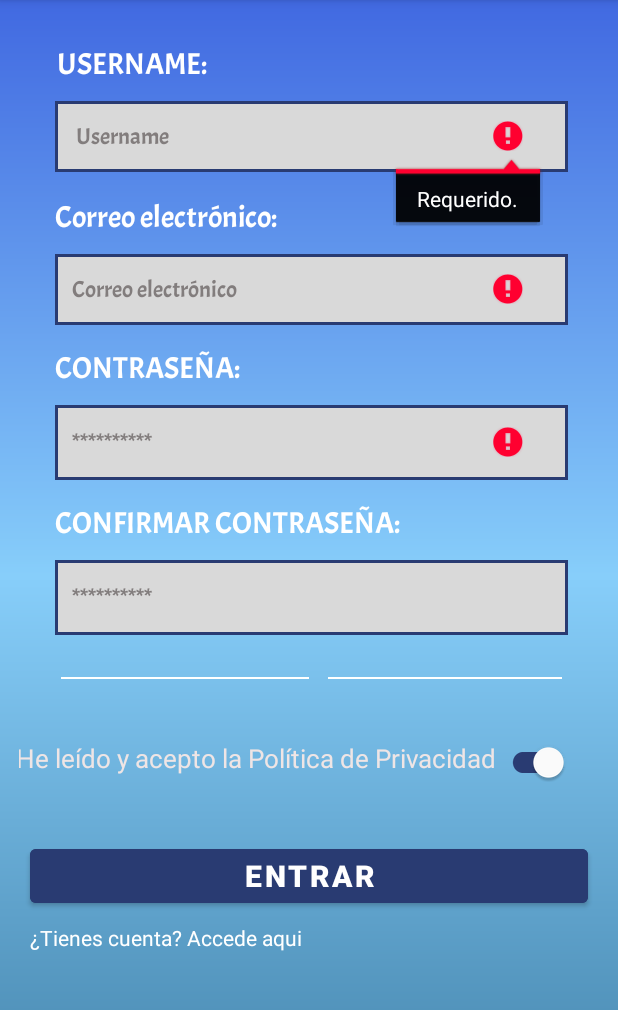
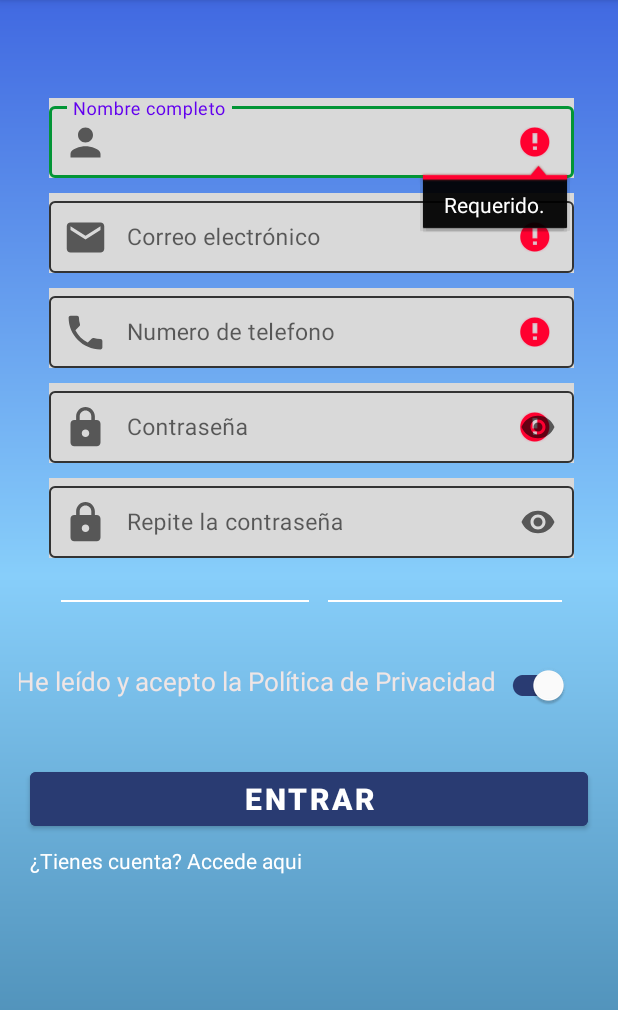
Before and after one commit to IvanBermejoHidalgo/ShopList, an Android app: the fragment RegisterFragment shown on its own in the app's theme, after a tap on "ENTRAR", on a phone screen of 412 x 824 dp, the part 84-1094 px from its top. Run offline under Robolectric (Android 15) with nearby library versions, the phone set to English and light mode, and no system bars; our stand-ins replace Firebase (no records; nobody signed in at launch, a user with empty details on screens opened directly); 1 statement that could not run was skipped.

```diff
--- a/app/src/main/java/com/example/socialpuig/Activity/Activity_Tramitando_Pedido.java
+++ b/app/src/main/java/com/example/socialpuig/Activity/Activity_Tramitando_Pedido.java
@@ -59,7 +59,7 @@ public class Activity_Tramitando_Pedido extends AppCompatActivity {
                         camisetasTiendaList.clear();
                         precioTotal = 0.0;
                         for (DataSnapshot dataSnapshot : snapshot.getChildren()){
-                            String idCamiseta = "" + dataSnapshot.child("idCamiseta").getValue();
+                            String idCamiseta = "" + dataSnapshot.child("idCompra").getValue();
                             ItemsDomain modelCamisetasTienda = new ItemsDomain();
                             modelCamisetasTienda.setId(idCamiseta);
                             double precio = Double.parseDouble("" + dataSnapshot.child("precioTotal").getValue());
--- a/app/src/main/java/com/example/socialpuig/Activity/TiendaActivity.java
+++ b/app/src/main/java/com/example/socialpuig/Activity/TiendaActivity.java
@@ -53,7 +53,6 @@ public class TiendaActivity extends BaseActivity {
     private void bottomNavigation() {
 
         binding.cartBtn.setOnClickListener(v -> startActivity(new Intent(TiendaActivity.this, CartActivity.class)));
-        binding.red.setOnClickListener(v -> startActivity(new Intent(TiendaActivity.this, HomeFragment.class)));
 
 
     }
--- a/app/src/main/java/com/example/socialpuig/MainActivity.java
+++ b/app/src/main/java/com/example/socialpuig/MainActivity.java
@@ -14,6 +14,7 @@ import android.widget.TextView;
 
 import com.bumptech.glide.Glide;
 import com.example.socialpuig.Activity.CartActivity;
+import com.example.socialpuig.Activity.RegistrarseActivity;
 import com.example.socialpuig.Activity.TiendaActivity;
 import com.google.android.material.snackbar.Snackbar;
 import com.google.android.material.navigation.NavigationView;
@@ -85,6 +86,8 @@ public class MainActivity extends AppCompatActivity {
 
                 // Navegar a otra pantalla cuando se haga clic en el botón
                 navController.navigate(R.id.action_logSignFragment_to_registerFragment);
+                //Intent intent = new Intent(MainActivity.this, RegistrarseActivity.class);
+                //startActivity(intent);
             }
         });
 
@@ -109,7 +112,7 @@ public class MainActivity extends AppCompatActivity {
         navigationView = binding.navView; // Inicializar la referencia al NavigationView
         // Passing each menu ID as a set of Ids because each
         // menu should be considered as top level destinations.
-        mAppBarConfiguration = new AppBarConfiguration.Builder(R.id.homeFragment, R.id.pilotosmotogpFragment,
+        mAppBarConfiguration = new AppBarConfiguration.Builder(R.id.homeFragment, R.id.maint,R.id.pilotosmotogpFragment,
                 R.id.equiposmotogpFragment, R.id.configuracionFragment)
                 .setOpenableLayout(drawer)
                 .build();
--- a/app/src/main/java/com/example/socialpuig/RegisterFragment.java
+++ b/app/src/main/java/com/example/socialpuig/RegisterFragment.java
@@ -1,5 +1,6 @@
 package com.example.socialpuig;
 
+import android.content.Intent;
 import android.net.Uri;
 import android.os.Bundle;
 
@@ -18,21 +19,31 @@ import android.widget.EditText;
 import android.widget.TextView;
 import android.widget.Toast;
 
+import com.example.socialpuig.databinding.FragmentRegisterBinding;
 import com.google.android.gms.tasks.OnCompleteListener;
+import com.google.android.gms.tasks.OnFailureListener;
+import com.google.android.gms.tasks.OnSuccessListener;
 import com.google.android.gms.tasks.Task;
 import com.google.android.material.snackbar.Snackbar;
+import com.google.android.material.textfield.TextInputEditText;
+import com.google.android.material.textfield.TextInputLayout;
 import com.google.firebase.auth.AuthResult;
 import com.google.firebase.auth.FirebaseAuth;
 import com.google.firebase.auth.FirebaseAuthUserCollisionException;
 import com.google.firebase.auth.FirebaseUser;
 import com.google.firebase.auth.UserProfileChangeRequest;
+import com.google.firebase.database.DatabaseReference;
+import com.google.firebase.database.FirebaseDatabase;
+
+import java.util.HashMap;
+import java.util.Map;
 
 
 public class RegisterFragment extends Fragment {
-
+    private FragmentRegisterBinding binding;
     NavController navController;
-    private EditText usernametxt,emailEditTextreg, passwordEditText, passwordEditText2;
-    private Button emailSignInButton2;
+    private Button boton_volver;
+    private TextInputEditText nombre, correo_electronico, numero_telefono, contraseña, repetir_contraseña;
     TextView displayNameTextView;
     private FirebaseAuth mAuth;
 
@@ -80,21 +91,23 @@ public class RegisterFragment extends Fragment {
         navController = Navigation.findNavController(view);
 
         mAuth = FirebaseAuth.getInstance();
-        usernametxt = view.findViewById(R.id.usernametxt);
-        emailEditTextreg = view.findViewById(R.id.emailEditTextreg);
-        passwordEditText = view.findViewById(R.id.passwordEditText);
-        passwordEditText2 = view.findViewById(R.id.passwordEditText2);
+        nombre = view.findViewById(R.id.nombre);
+        correo_electronico = view.findViewById(R.id.correo_electronico);
+        numero_telefono = view.findViewById(R.id.numero_telefono);
+        contraseña = view.findViewById(R.id.contraseña);
+        repetir_contraseña = view.findViewById(R.id.repetir_contraseña);
         displayNameTextView = view.findViewById(R.id.displayNameTextView);
 
-        emailSignInButton2 = view.findViewById(R.id.emailSignInButton2);
+        boton_volver = view.findViewById(R.id.boton_volver);
 
         FirebaseUser user = FirebaseAuth.getInstance().getCurrentUser();
 
 
-        emailSignInButton2.setOnClickListener(new View.OnClickListener() {
+        boton_volver.setOnClickListener(new View.OnClickListener() {
             @Override
             public void onClick(View view) {
-                crearCuenta(user);
+                //crearCuenta(user);
+                createAccount();
             }
         });
 
@@ -103,16 +116,16 @@ public class RegisterFragment extends Fragment {
         if (!validarFormulario()) {
             return;
         }
-        emailSignInButton2.setEnabled(false);
+        boton_volver.setEnabled(false);
 
-        mAuth.createUserWithEmailAndPassword(emailEditTextreg.getText().toString(), passwordEditText.getText().toString())
+        mAuth.createUserWithEmailAndPassword(correo_electronico.getText().toString(), contraseña.getText().toString())
                 .addOnCompleteListener(requireActivity(), new OnCompleteListener<AuthResult>() {
                     @Override
                     public void onComplete(@NonNull Task<AuthResult> task) {
                         if (task.isSuccessful()) {
                             FirebaseUser currentUser = mAuth.getCurrentUser();
                             // Guardar el nombre de usuario en la base de datos
-                            guardarNombreUsuario(currentUser, usernametxt.getText().toString());
+                            guardarNombreUsuario(currentUser, nombre.getText().toString());
                             establecerFotoPerfilPredeterminada(currentUser);
                             // Actualizar la interfaz de usuario
                             actualizarUI(currentUser);
@@ -123,7 +136,7 @@ public class RegisterFragment extends Fragment {
                             } else {
                                 Snackbar.make(requireView(), "Error: " + task.getException(), Snackbar.LENGTH_LONG).show();
                             }
-                            emailSignInButton2.setEnabled(true);
+                            boton_volver.setEnabled(true);
                         }
                     }
                 });
@@ -131,7 +144,7 @@ public class RegisterFragment extends Fragment {
 
 
     private void guardarNombreUsuario(FirebaseUser user, String username) {
-        String newName = String.valueOf(usernametxt.getText());
+        String newName = String.valueOf(nombre.getText());
         UserProfileChangeRequest profileUpdates = new UserProfileChangeRequest.Builder()
                 .setDisplayName(username)
                 .build();
@@ -190,41 +203,116 @@ public class RegisterFragment extends Fragment {
 
     private boolean validarFormulario() {
         boolean valid = true;
-        if (TextUtils.isEmpty(usernametxt.getText().toString())) {
-            usernametxt.setError("Requerido.");
+        if (TextUtils.isEmpty(nombre.getText().toString())) {
+            nombre.setError("Requerido.");
             valid = false;
         } else {
-            usernametxt.setError(null);
+            nombre.setError(null);
         }
 
-        if (TextUtils.isEmpty(emailEditTextreg.getText().toString())) {
-            emailEditTextreg.setError("Requerido.");
+        if (TextUtils.isEmpty(correo_electronico.getText().toString())) {
+            correo_electronico.setError("Requerido.");
             valid = false;
         } else {
-            emailEditTextreg.setError(null);
+            correo_electronico.setError(null);
         }
 
-        if (TextUtils.isEmpty(passwordEditText.getText().toString())) {
-            passwordEditText.setError("Requerido.");
+        if (TextUtils.isEmpty(numero_telefono.getText().toString())) {
+            numero_telefono.setError("Requerido.");
             valid = false;
         } else {
-            passwordEditText.setError(null);
+            numero_telefono.setError(null);
         }
 
-        if (TextUtils.isEmpty(passwordEditText2.getText().toString())) {
-            passwordEditText2.setError("Requerido.");
+        if (TextUtils.isEmpty(contraseña.getText().toString())) {
+            contraseña.setError("Requerido.");
             valid = false;
         } else {
-            passwordEditText2.setError(null);
+            contraseña.setError(null);
         }
 
-        if (!passwordEditText.getText().toString().equals(passwordEditText2.getText().toString())) {
-            passwordEditText2.setError("Las contraseñas no coinciden.");
+        if (TextUtils.isEmpty(repetir_contraseña.getText().toString())) {
+            repetir_contraseña.setError("Requerido.");
             valid = false;
         } else {
-            passwordEditText2.setError(null);
+            repetir_contraseña.setError(null);
+        }
+
+        if (!contraseña.getText().toString().equals(repetir_contraseña.getText().toString())) {
+            repetir_contraseña.setError("Las contraseñas no coinciden.");
+            valid = false;
+        } else {
+            repetir_contraseña.setError(null);
         }
 
         return valid;
     }
+
+
+
+    private void createAccount() {
+        //dialog.showDialog();
+        if (!validarFormulario()) {
+            return;
+        }
+        mAuth.createUserWithEmailAndPassword(correo_electronico.getText().toString(), contraseña.getText().toString())
+                .addOnSuccessListener(new OnSuccessListener<AuthResult>() {
+                    @Override
+                    public void onSuccess(AuthResult authResult) {
+                        updateUserInfo();
+                    }
+                })
+                .addOnFailureListener(new OnFailureListener() {
+                    @Override
+                    public void onFailure(@NonNull Exception e) {
+                        //Toast.makeText(Activity_Crear_Cuenta.this,""+e.getMessage(),Toast.LENGTH_SHORT).show();
+                        Toast.makeText(requireContext(), "Cuenta no Creada", Toast.LENGTH_SHORT).show();
+
+                    }
+                });
+    }
+
+    private void updateUserInfo() {
+        long timestamp = System.currentTimeMillis();
+
+        String uid = FirebaseAuth.getInstance().getCurrentUser().getUid();
+        //Crear el map y añadir las claves y valores
+        Map<String, Object> hashMap = new HashMap<>();
+        hashMap.put("uid", uid);
+        hashMap.put("email", correo_electronico);
+        hashMap.put("name", nombre);
+        hashMap.put("telefono", numero_telefono);
+        hashMap.put("profileImage", "");
+        hashMap.put("userType", "user");
+        hashMap.put("timestamp", timestamp);
+        // Crear la referencia de usuarios en la base de datos(si no esta creada aún) y añadir el valor del usuario, si ya esta creada
+        // tan solo se añaden los apartados con las claves y valores del usuario que se crea.
+        FirebaseDatabase database = FirebaseDatabase.getInstance();
+        DatabaseReference ref = database.getReference("Users");
+        ref.child(uid)
+                .setValue(hashMap)
+                .addOnSuccessListener(new OnSuccessListener<Void>() {
+                    @Override
+                    public void onSuccess(Void unused) {
+                        try {
+                            Thread.sleep(3000);
+                            //dialog.hideDialog();
+                            //startActivity(new Intent(RegisterFragment.this, HomeFragment.class));
+                            navController.navigate(R.id.homeFragment);
+
+                        } catch (InterruptedException e) {
+                            throw new RuntimeException(e);
+                        }
+                    }
+                })
+                .addOnFailureListener(new OnFailureListener() {
+                    @Override
+                    public void onFailure(@NonNull Exception e) {
+                        //Toast.makeText(RegisterFragment.this,"Cuenta no Creada",Toast.LENGTH_SHORT).show();
+                        Toast.makeText(requireContext(), "Cuenta no Creada", Toast.LENGTH_SHORT).show();
+
+                    }
+                });
+
+    }
 }
--- a/app/src/main/java/com/example/socialpuig/SignInFragment.java
+++ b/app/src/main/java/com/example/socialpuig/SignInFragment.java
@@ -24,6 +24,7 @@ import android.widget.EditText;
 import android.widget.LinearLayout;
 import android.widget.ProgressBar;
 
+import com.example.socialpuig.Activity.HomeActivity;
 import com.google.android.gms.auth.api.signin.GoogleSignIn;
 import com.google.android.gms.auth.api.signin.GoogleSignInAccount;
 import com.google.android.gms.auth.api.signin.GoogleSignInClient;
@@ -148,6 +149,7 @@ public class SignInFragment extends Fragment {
         if(currentUser != null){
             navController.navigate(R.id.homeFragment);
             //navController.navigate(R.id.home2Fragment);
+            //startActivity(new Intent(getContext(), HomeActivity.class));
         }
     }
     private void accederConGoogle() {
--- a/app/src/main/res/layout/content_main.xml
+++ b/app/src/main/res/layout/content_main.xml
@@ -19,4 +19,5 @@
         app:layout_constraintTop_toTopOf="parent"
         app:navGraph="@navigation/mobile_navigation"
         android:textColor="@android:color/white" />
+
 </androidx.constraintlayout.widget.ConstraintLayout>
--- a/app/src/main/res/layout/fragment_register.xml
+++ b/app/src/main/res/layout/fragment_register.xml
@@ -28,34 +28,34 @@
         android:layout_marginTop="30dp"
         android:layout_width="match_parent" android:orientation="vertical">
 
-        <TextView android:ellipsize="end" android:id="@+id/txtPrice"
+        <!--TextView android:ellipsize="end" android:id="@+id/txtPrice"
             android:layout_height="wrap_content"
             android:layout_marginEnd="25dp"
             android:layout_marginStart="25dp"
             android:layout_width="wrap_content"
             android:singleLine="true"
             android:text="USERNAME:"
-            style="@style/txt_1" tools:text="USERNAME:"/>
+            style="@style/txt_1" tools:text="USERNAME:"/-->
 
-        <EditText
-            android:background="@drawable/rectangle_bg_bluegray_100_border_red_901"
-            android:ellipsize="end"
-            android:hint="Username"
-            android:id="@+id/usernametxt" android:inputType="text"
+        <com.google.android.material.textfield.TextInputLayout
+            style="@style/edittext"
+            android:layout_marginTop="35dp"
+            android:layout_width="match_parent"
             android:layout_height="wrap_content"
-            android:layout_marginEnd="24dp"
-            android:layout_marginStart="24dp"
-            android:layout_marginTop="11dp"
-            android:layout_width="match_parent"
-            android:paddingBottom="13dp"
-            android:paddingEnd="30dp"
-            android:paddingStart="14dp"
-            android:paddingTop="13dp"
-            android:singleLine="true"
-            android:textColorHint="@color/gray_600"
-            style="@style/etSolidOutline_2" tools:ignore="Autofill"/>
+            android:layout_marginLeft="20dp"
+            android:layout_marginRight="20dp"
+            app:startIconDrawable="@drawable/icono_usuario">
 
-        <TextView android:ellipsize="end"
+            <com.google.android.material.textfield.TextInputEditText
+                android:id="@+id/nombre"
+                android:layout_width="match_parent"
+                android:layout_height="wrap_content"
+                android:hint="Nombre completo"
+                android:textSize="15dp" />
+
+        </com.google.android.material.textfield.TextInputLayout>
+
+        <!--TextView android:ellipsize="end"
             android:id="@+id/txtCorreoelectrn"
             android:layout_height="wrap_content"
             android:layout_marginEnd="24dp"
@@ -64,28 +64,48 @@
             android:layout_width="wrap_content"
             android:singleLine="true"
             android:text="Correo electrónico:"
-            style="@style/txt_1" tools:text="Correo electrónico:"/>
+            style="@style/txt_1" tools:text="Correo electrónico:"/-->
 
 
-        <EditText
-            android:id="@+id/emailEditTextreg"
-            android:background="@drawable/rectangle_bg_bluegray_100_border_red_901"
-            android:ellipsize="end"
+        <com.google.android.material.textfield.TextInputLayout
+        style="@style/edittext"
+        android:layout_marginTop="10dp"
+        android:layout_width="match_parent"
+        android:layout_height="wrap_content"
+        android:layout_marginLeft="20dp"
+        android:layout_marginRight="20dp"
+        app:startIconDrawable="@drawable/icono_correo_electronico">
+
+        <com.google.android.material.textfield.TextInputEditText
+            android:id="@+id/correo_electronico"
+            android:layout_width="match_parent"
+            android:layout_height="wrap_content"
             android:hint="Correo electrónico"
+            android:textSize="15dp" />
+
+    </com.google.android.material.textfield.TextInputLayout>
+
+        <com.google.android.material.textfield.TextInputLayout
+            style="@style/edittext"
+            android:layout_marginTop="10dp"
+            android:layout_width="match_parent"
             android:layout_height="wrap_content"
-            android:layout_marginEnd="24dp"
-            android:layout_marginStart="24dp"
-            android:layout_marginTop="11dp"
-            android:layout_width="match_parent"
-            android:paddingBottom="13dp"
-            android:paddingEnd="30dp"
-            android:paddingStart="11dp"
-            android:paddingTop="13dp"
-            android:singleLine="true"
-            android:textColorHint="@color/gray_600"
-            style="@style/etSolidOutline_2" tools:ignore="Autofill"/>
+            android:layout_marginLeft="20dp"
+            android:layout_marginRight="20dp"
+            app:startIconDrawable="@drawable/icono_telefono">
 
-        <TextView android:ellipsize="end"
+            <com.google.android.material.textfield.TextInputEditText
+                android:id="@+id/numero_telefono"
+                android:layout_width="match_parent"
+                android:layout_height="wrap_content"
+                android:hint="Numero de telefono"
+                android:textSize="15dp" />
+
+        </com.google.android.material.textfield.TextInputLayout>
+
+
+
+        <!--TextView android:ellipsize="end"
             android:id="@+id/txtCONTRASEA"
             android:layout_height="wrap_content"
             android:layout_marginEnd="24dp"
@@ -94,27 +114,29 @@
             android:layout_width="wrap_content"
             android:singleLine="true"
             android:text="CONTRASEÑA:"
-            style="@style/txt_9" tools:text="CONTRASEÑA:"/>
+            style="@style/txt_9" tools:text="CONTRASEÑA:"/-->
 
-        <EditText
-            android:id="@+id/passwordEditText"
-            android:background="@drawable/rectangle_bg_bluegray_100_border_red_902"
-            android:ellipsize="end" android:hint="**********"
-            android:inputType="textPassword"
+        <com.google.android.material.textfield.TextInputLayout
+            style="@style/edittext"
+            android:layout_marginTop="10dp"
+            android:layout_width="match_parent"
             android:layout_height="wrap_content"
-            android:layout_marginEnd="24dp"
-            android:layout_marginStart="24dp"
-            android:layout_marginTop="11dp"
-            android:layout_width="match_parent"
-            android:paddingBottom="13dp"
-            android:paddingEnd="30dp"
-            android:paddingStart="11dp"
-            android:paddingTop="13dp"
-            android:singleLine="true"
-            android:textColorHint="@color/gray_600"
-            style="@style/etSolidOutline_1" tools:ignore="Autofill"/>
+            android:layout_marginLeft="20dp"
+            android:layout_marginRight="20dp"
+            app:endIconMode="password_toggle"
+            app:startIconDrawable="@drawable/icono_candado">
 
-        <TextView android:ellipsize="end"
+            <com.google.android.material.textfield.TextInputEditText
+                android:id="@+id/contraseña"
+                android:layout_width="match_parent"
+                android:layout_height="wrap_content"
+                android:hint="Contraseña"
+                android:textSize="15dp"
+                android:inputType="textPassword"/>
+
+        </com.google.android.material.textfield.TextInputLayout>
+
+        <!--TextView android:ellipsize="end"
             android:id="@+id/txtCONTRASEA2"
             android:layout_height="wrap_content"
             android:layout_marginEnd="24dp"
@@ -123,25 +145,28 @@
             android:layout_width="wrap_content"
             android:singleLine="true"
             android:text="CONFIRMAR CONTRASEÑA:"
-            style="@style/txt_9" tools:text="CONFIRMAR CONTRASEÑA:"/>
+            style="@style/txt_9" tools:text="CONFIRMAR CONTRASEÑA:"/-->
 
-        <EditText
-            android:id="@+id/passwordEditText2"
-            android:background="@drawable/rectangle_bg_bluegray_100_border_red_902"
-            android:ellipsize="end" android:hint="**********"
-            android:inputType="textPassword"
+        <com.google.android.material.textfield.TextInputLayout
+            style="@style/edittext"
+            android:layout_marginTop="10dp"
+            android:layout_width="match_parent"
             android:layout_height="wrap_content"
-            android:layout_marginEnd="24dp"
-            android:layout_marginStart="24dp"
-            android:layout_marginTop="11dp"
-            android:layout_width="match_parent"
-            android:paddingBottom="13dp"
-            android:paddingEnd="30dp"
-            android:paddingStart="11dp"
-            android:paddingTop="13dp"
-            android:singleLine="true"
-            android:textColorHint="@color/gray_600"
-            style="@style/etSolidOutline_1" tools:ignore="Autofill"/>
+            android:layout_marginLeft="20dp"
+            android:layout_marginRight="20dp"
+            app:endIconMode="password_toggle"
+            app:startIconDrawable="@drawable/icono_candado">
+
+            <com.google.android.material.textfield.TextInputEditText
+                android:id="@+id/repetir_contraseña"
+                style="@style/color_texto_predeterminado"
+                android:layout_width="match_parent"
+                android:layout_height="wrap_content"
+                android:hint="Repite la contraseña"
+                android:textSize="15dp"
+                android:inputType="textPassword"/>
+
+        </com.google.android.material.textfield.TextInputLayout>
 
 
 
@@ -287,7 +312,7 @@
 
 
     <Button
-        android:id="@+id/emailSignInButton2"
+        android:id="@+id/boton_volver"
         android:layout_width="match_parent"
         android:layout_height="wrap_content"
         android:layout_marginLeft="20dp"
--- a/app/src/main/res/menu/activity_main_drawer.xml
+++ b/app/src/main/res/menu/activity_main_drawer.xml
@@ -11,7 +11,7 @@
         <item android:title="RED SOCIAL">
         <menu>
         <item
-            android:id="@+id/homeFragment"
+            android:id="@+id/homeActivity"
             android:title="Inicio" />
         <!--item android:title="Formula 1">
         <menu>
```
Also changed, not shown: app/src/main/AndroidManifest.xml (+23 -7 lines), app/src/main/java/com/example/socialpuig/NewPostFragment.java (+8 -2 lines).
